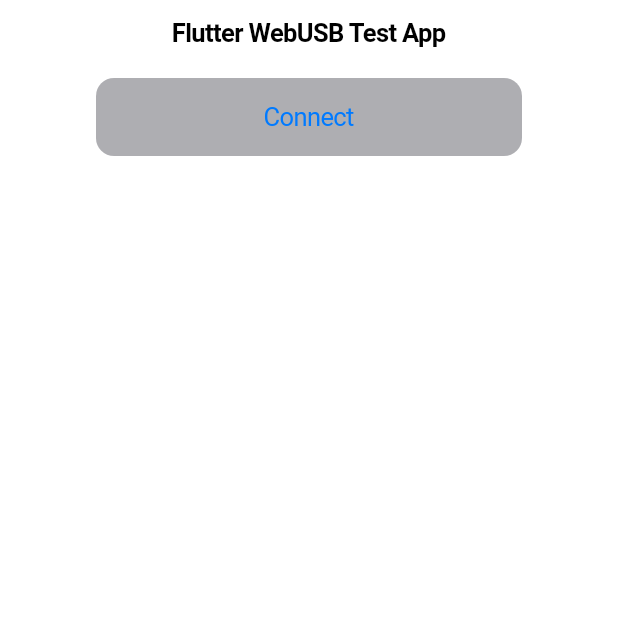
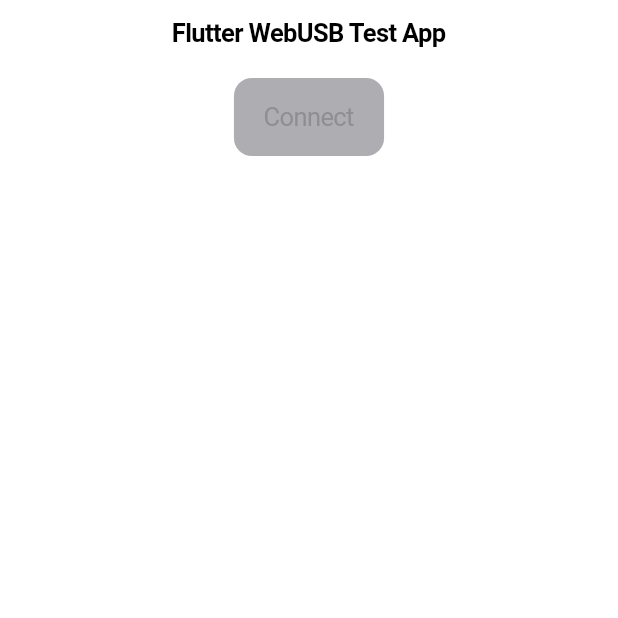
Before and after one commit to songtomtom/flutter-webusb, a Flutter app: the screen it shows after launch, on a phone screen of 412 x 824 dp, the top half of it. Run offline on Flutter 3.47's test engine with Material 2 defaults, Android fonts, the phone set to English and light mode, and no system bars; missing offline and left inert: dart:html, dart:js, web_usb.

Commit message:
트랜스퍼 인 테스트 중

```diff
--- a/lib/app.dart
+++ b/lib/app.dart
@@ -1,4 +1,5 @@
 import 'package:flutter/cupertino.dart';
+import 'package:modi_webusb/web_usb.dart';
 
 class MyApp extends StatelessWidget {
   const MyApp({super.key});
@@ -6,7 +7,10 @@
   @override
   Widget build(BuildContext context) {
     return const CupertinoApp(
-      theme: CupertinoThemeData(brightness: Brightness.light),
+      theme: CupertinoThemeData(
+        brightness: Brightness.light,
+        primaryColor: CupertinoColors.systemGrey,
+      ),
       home: MyHomePage(),
     );
   }
@@ -20,12 +24,10 @@
 }
 
 class _MyHomePageState extends State<MyHomePage> {
-  final List<String> buttonTexts = [
-    'Connect',
-  ];
+  WebUSB webusb = WebUSB();
 
-  void _onButtonPressed(String text) {
-    print('$text 버튼을 눌렀습니다.');
+  Future<void> _onConnectButtonPressed() async {
+    await webusb.connect();
   }
 
   @override
@@ -35,21 +37,14 @@
         middle: Text('Flutter WebUSB Test App'),
       ),
       child: SafeArea(
-        child: Center(
-          child: SizedBox(
-            width: 300,
-            child: ListView.builder(
-              itemCount: buttonTexts.length,
-              itemBuilder: (BuildContext context, int index) {
-                return Padding(
-                  padding: const EdgeInsets.all(8.0),
-                  child: CupertinoButton(
-                    color: CupertinoColors.systemGrey2,
-                    onPressed: () => _onButtonPressed(buttonTexts[index]),
-                    child: Text(buttonTexts[index]),
-                  ),
-                );
-              },
+        child: Padding(
+          padding: const EdgeInsets.all(8.0),
+          child: Container(
+            alignment: Alignment.topCenter,
+            child: CupertinoButton(
+              color: CupertinoColors.systemGrey2,
+              onPressed: () => _onConnectButtonPressed(),
+              child: Text('Connect'),
             ),
           ),
         ),
--- a/pubspec.yaml
+++ b/pubspec.yaml
@@ -36,6 +36,8 @@
   # Use with the CupertinoIcons class for iOS style icons.
   cupertino_icons: ^1.0.2
   web_usb: ^0.2.0
+  logger: ^1.3.0
+
 
 dev_dependencies:
   flutter_test:
```
Also changed, not shown: lib/web_usb.dart (+39 -9 lines), pubspec.lock.
